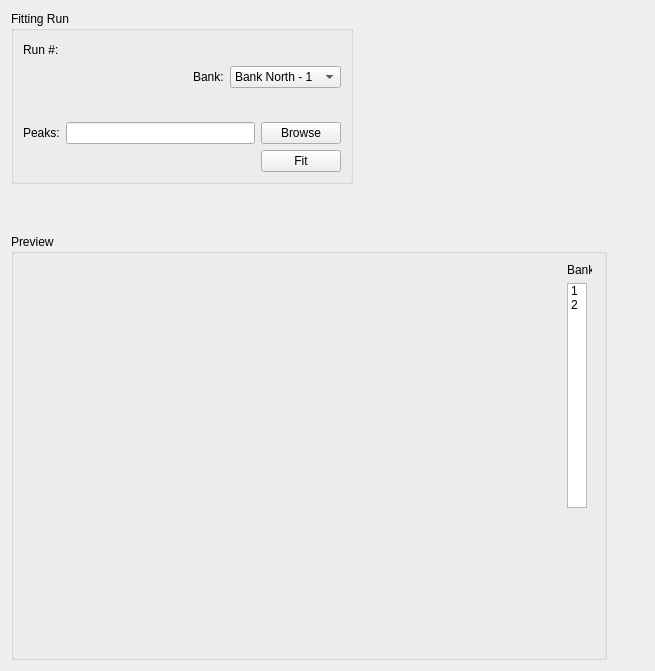
Above: MantidQt/CustomInterfaces/inc/MantidQtCustomInterfaces/EnggDiffraction/EnggDiffractionQtTabFitting.ui from mantidproject/mantid before the change. Below: the same form after it.
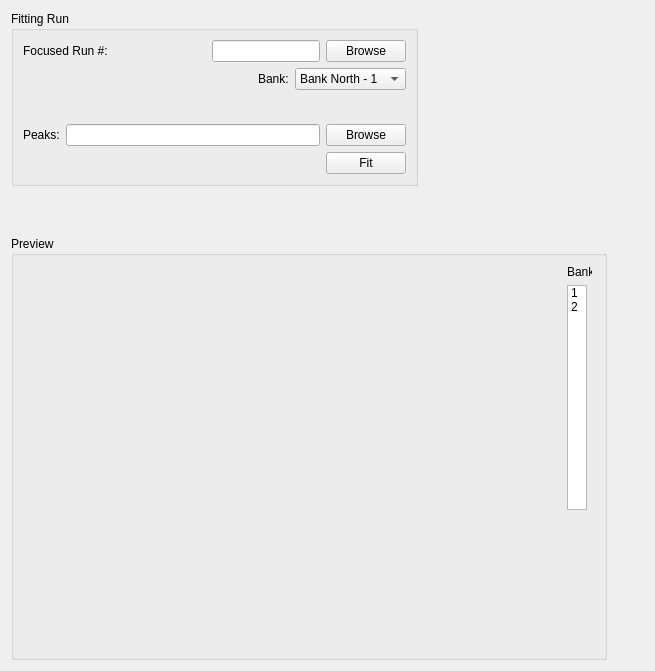
That is the form after the change. Custom widgets are drawn as their Qt base class.

Commit message:
fitting run number will browse focused run files instead
refs #15550

The edit to the form file:
```diff
--- a/MantidQt/CustomInterfaces/inc/MantidQtCustomInterfaces/EnggDiffraction/EnggDiffractionQtTabFitting.ui
+++ b/MantidQt/CustomInterfaces/inc/MantidQtCustomInterfaces/EnggDiffraction/EnggDiffractionQtTabFitting.ui
@@ -25,7 +25,7 @@
         <item>
          <widget class="QLabel" name="label_fitting_run_number">
           <property name="text">
-           <string>Run #:</string>
+           <string>Focused Run #:</string>
           </property>
          </widget>
         </item>
@@ -43,19 +43,29 @@
          </spacer>
         </item>
         <item>
-         <widget class="MantidQt::MantidWidgets::MWRunFiles" name="MWRunFiles_fititng_run_num" native="true">
-          <property name="text" stdset="0">
+         <widget class="QLineEdit" name="lineEdit_pushButton_run_num">
+          <property name="sizePolicy">
+           <sizepolicy hsizetype="Expanding" vsizetype="Fixed">
+            <horstretch>1</horstretch>
+            <verstretch>0</verstretch>
+           </sizepolicy>
+          </property>
+          <property name="text">
            <string/>
           </property>
-          <property name="readOnly" stdset="0">
+          <property name="readOnly">
            <bool>false</bool>
           </property>
-          <property name="label" stdset="0">
-           <string>Run #:</string>
-          </property>
-          <property name="multipleFiles" stdset="0">
+         </widget>
+        </item>
+        <item>
+         <widget class="QPushButton" name="pushButton_fitting_browse_run_num">
+          <property name="enabled">
            <bool>true</bool>
           </property>
+          <property name="text">
+           <string>Browse</string>
+          </property>
          </widget>
         </item>
        </layout>
@@ -147,7 +157,7 @@
            <string/>
           </property>
           <property name="readOnly">
-           <bool>true</bool>
+           <bool>false</bool>
           </property>
          </widget>
         </item>
@@ -304,13 +314,6 @@
    </item>
   </layout>
  </widget>
- <customwidgets>
-  <customwidget>
-   <class>MantidQt::MantidWidgets::MWRunFiles</class>
-   <extends>QWidget</extends>
-   <header>MantidQtMantidWidgets/MWRunFiles.h</header>
-  </customwidget>
- </customwidgets>
  <resources/>
  <connections/>
 </ui>
```
The commit also changes 2 other files.
